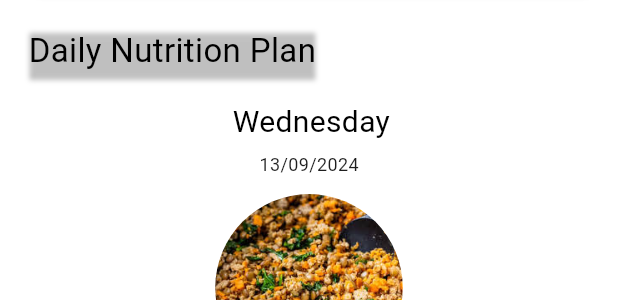
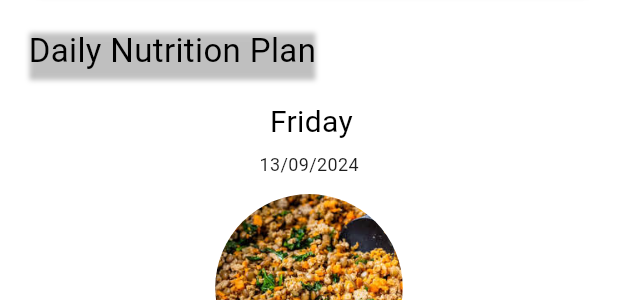
Before and after one commit to mikarenuy/KOI, a Flutter app: the Nutrition widget shown alone on an empty page, opened directly, on a phone screen of 412 x 824 dp. Shown: the part 549-849 px from the top of the screen. Run offline on Flutter 3.47's test engine with Material 3 defaults, Android fonts, the phone set to English and light mode, and no system bars; our stand-ins replace flutter_svg, google_fonts; Roboto replaces fonts that are missing (Inder).

Commit message:
Add files via upload

```diff
--- a/lib/pages/nutrition.dart
+++ b/lib/pages/nutrition.dart
@@ -12,6 +12,9 @@ class Nutrition extends StatelessWidget {
   Widget build(BuildContext context) {
         // Get the current date
     String currentDate = DateFormat('dd/MM/yyyy').format(DateTime.now());
+   DateTime now = DateTime.now();
+   List<String> days = ["Monday", "Tuesday", "Wednesday", "Thursday", "Friday", "Saturday", "Sunday"];
+   String dayName = days[now.weekday - 1];
 
     return
     Container(
@@ -470,7 +473,7 @@ class Nutrition extends StatelessWidget {
                       child: Align(
                         alignment: Alignment.topCenter,
                         child: Text(
-                        'Wednesday',
+                          dayName,
                           style: GoogleFonts.getFont(
                             'Inder',
                             fontWeight: FontWeight.w400,
```
Lines whose indentation alone changed are shown as unchanged.
